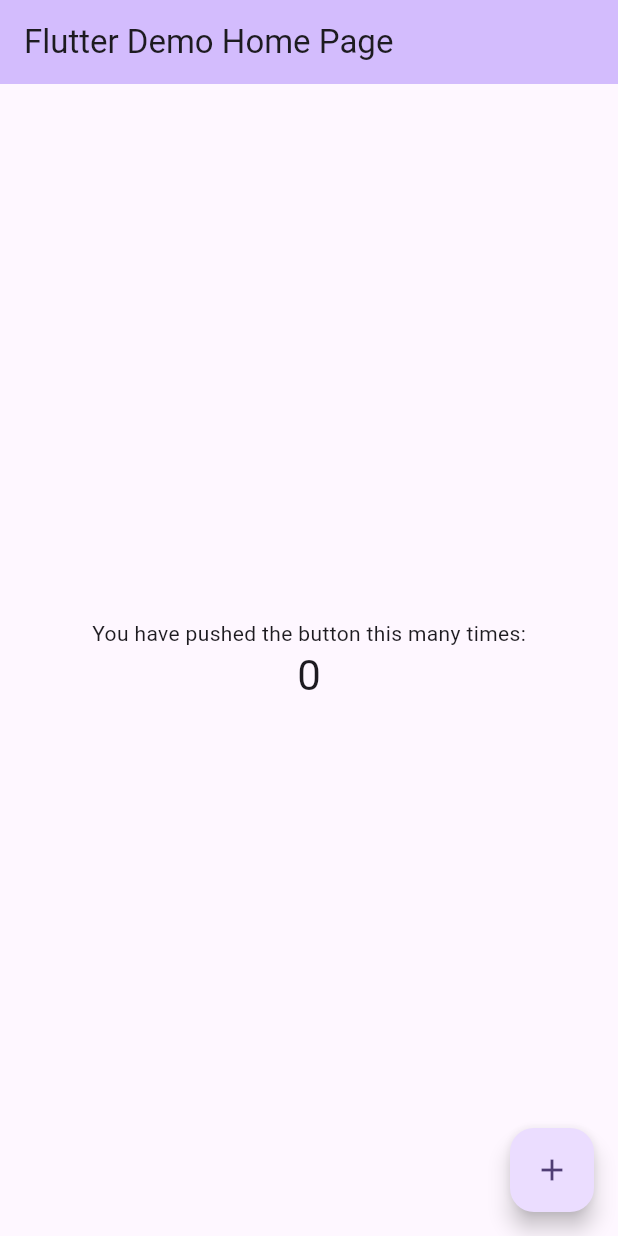
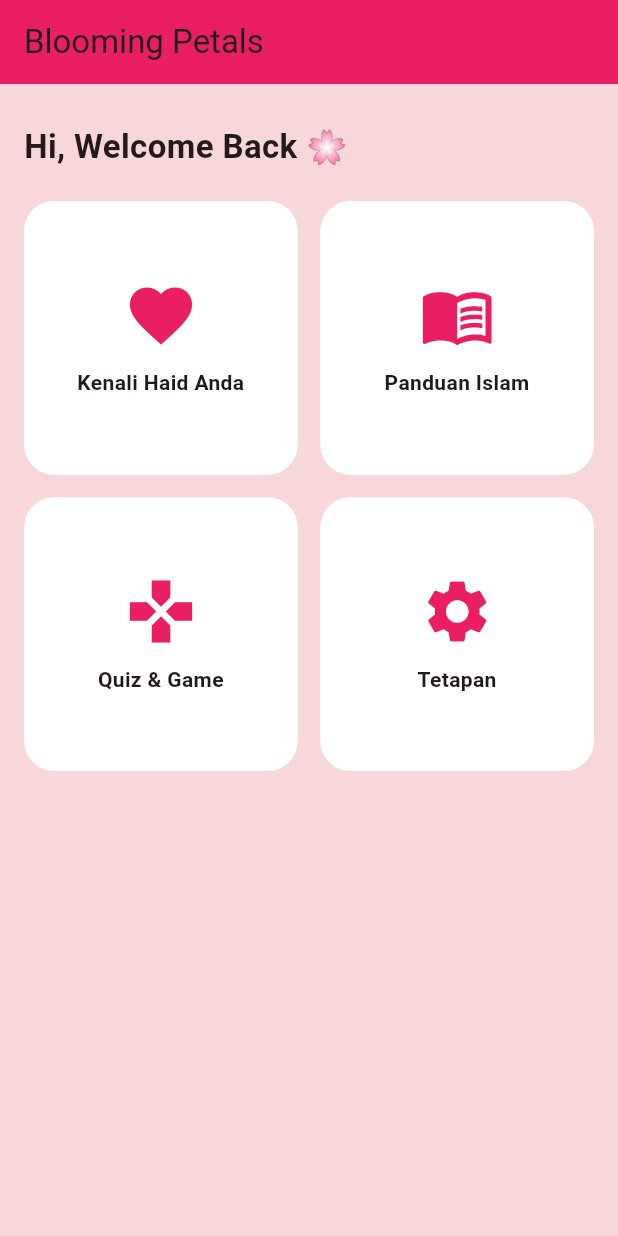
Before and after one commit to Wan-Izzaty/blooming_petal, a Flutter app: the screen it shows after launch, on a phone screen of 412 x 824 dp. Run offline on Flutter 3.47's test engine with Material 3 defaults, Android fonts, the phone set to English and light mode, and no system bars.

Commit message:
main changed

```diff
--- a/lib/main.dart
+++ b/lib/main.dart
@@ -1,123 +1,122 @@
 import 'package:flutter/material.dart';
 
 void main() {
-  runApp(const MyApp());
+  runApp(const BloomingPetalsApp());
 }
 
-class MyApp extends StatelessWidget {
-  const MyApp({super.key});
+class BloomingPetalsApp extends StatelessWidget {
+  const BloomingPetalsApp({super.key});
 
-  // This widget is the root of your application.
   @override
   Widget build(BuildContext context) {
     return MaterialApp(
-      title: 'Flutter Demo',
+      debugShowCheckedModeBanner: false,
+      title: 'Blooming Petals',
       theme: ThemeData(
-        // This is the theme of your application.
-        //
-        // TRY THIS: Try running your application with "flutter run". You'll see
-        // the application has a purple toolbar. Then, without quitting the app,
-        // try changing the seedColor in the colorScheme below to Colors.green
-        // and then invoke "hot reload" (save your changes or press the "hot
-        // reload" button in a Flutter-supported IDE, or press "r" if you used
-        // the command line to start the app).
-        //
-        // Notice that the counter didn't reset back to zero; the application
-        // state is not lost during the reload. To reset the state, use hot
-        // restart instead.
-        //
-        // This works for code too, not just values: Most code changes can be
-        // tested with just a hot reload.
-        colorScheme: .fromSeed(seedColor: Colors.deepPurple),
+        colorScheme: ColorScheme.fromSeed(seedColor: Colors.pink),
       ),
-      home: const MyHomePage(title: 'Flutter Demo Home Page'),
+      home: const HomeScreen(),
     );
   }
 }
 
-class MyHomePage extends StatefulWidget {
-  const MyHomePage({super.key, required this.title});
+class HomeScreen extends StatelessWidget {
+  const HomeScreen({super.key});
 
-  // This widget is the home page of your application. It is stateful, meaning
-  // that it has a State object (defined below) that contains fields that affect
-  // how it looks.
+  Widget menuButton({
+    required IconData icon,
+    required String title,
+    required VoidCallback onTap,
+  }) {
+    return GestureDetector(
+      onTap: onTap,
+      child: Container(
+        decoration: BoxDecoration(
+          color: Colors.white,
+          borderRadius: BorderRadius.circular(20),
+        ),
+        padding: const EdgeInsets.all(16),
 
-  // This class is the configuration for the state. It holds the values (in this
-  // case the title) provided by the parent (in this case the App widget) and
-  // used by the build method of the State. Fields in a Widget subclass are
-  // always marked "final".
+        child: Column(
+          mainAxisAlignment: MainAxisAlignment.center,
+          children: [
+            Icon(icon, size: 50, color: Colors.pink),
 
-  final String title;
+            const SizedBox(height: 10),
 
-  @override
-  State<MyHomePage> createState() => _MyHomePageState();
-}
-
-class _MyHomePageState extends State<MyHomePage> {
-  int _counter = 0;
-
-  void _incrementCounter() {
-    setState(() {
-      // This call to setState tells the Flutter framework that something has
-      // changed in this State, which causes it to rerun the build method below
-      // so that the display can reflect the updated values. If we changed
-      // _counter without calling setState(), then the build method would not be
-      // called again, and so nothing would appear to happen.
-      _counter++;
-    });
+            Text(
+              title,
+              textAlign: TextAlign.center,
+              style: const TextStyle(fontWeight: FontWeight.bold),
+            ),
+          ],
+        ),
+      ),
+    );
   }
 
   @override
   Widget build(BuildContext context) {
-    // This method is rerun every time setState is called, for instance as done
-    // by the _incrementCounter method above.
-    //
-    // The Flutter framework has been optimized to make rerunning build methods
-    // fast, so that you can just rebuild anything that needs updating rather
-    // than having to individually change instances of widgets.
     return Scaffold(
+      backgroundColor: const Color(0xFFF8D7DA),
+
       appBar: AppBar(
-        // TRY THIS: Try changing the color here to a specific color (to
-        // Colors.amber, perhaps?) and trigger a hot reload to see the AppBar
-        // change color while the other colors stay the same.
-        backgroundColor: Theme.of(context).colorScheme.inversePrimary,
-        // Here we take the value from the MyHomePage object that was created by
-        // the App.build method, and use it to set our appbar title.
-        title: Text(widget.title),
+        backgroundColor: Colors.pink,
+        title: const Text("Blooming Petals"),
       ),
-      body: Center(
-        // Center is a layout widget. It takes a single child and positions it
-        // in the middle of the parent.
+
+      body: Padding(
+        padding: const EdgeInsets.all(16),
+
         child: Column(
-          // Column is also a layout widget. It takes a list of children and
-          // arranges them vertically. By default, it sizes itself to fit its
-          // children horizontally, and tries to be as tall as its parent.Z
-          //
-          // Column has various properties to control how it sizes itself and
-          // how it positions its children. Here we use mainAxisAlignment to
-          // center the children vertically; tflutter doctor
-          //he main axis here is the vertical
-          // axis because Columns are vertical (the cross axis would be
-          // horizontal).
-          //
-          // TRY THIS: Invoke "debug painting" (choose the "Toggle Debug Paint"
-          // action in the IDE, or press "p" in the console), to see the
-          // wireframe for each widget.
-          mainAxisAlignment: .center,
+          crossAxisAlignment: CrossAxisAlignment.start,
+
           children: [
-            const Text('You have pushed the button this many times:'),
-            Text(
-              '$_counter',
-              style: Theme.of(context).textTheme.headlineMedium,
+            const SizedBox(height: 10),
+
+            const Text(
+              "Hi, Welcome Back 🌸",
+              style: TextStyle(fontSize: 22, fontWeight: FontWeight.bold),
+            ),
+
+            const SizedBox(height: 20),
+
+            Expanded(
+              child: GridView.count(
+                crossAxisCount: 2,
+                crossAxisSpacing: 15,
+                mainAxisSpacing: 15,
+
+                children: [
+                  menuButton(
+                    icon: Icons.favorite,
+                    title: "Kenali Haid Anda",
+                    onTap: () {},
+                  ),
+
+                  menuButton(
+                    icon: Icons.menu_book,
+                    title: "Panduan Islam",
+                    onTap: () {},
+                  ),
+
+                  menuButton(
+                    icon: Icons.games,
+                    title: "Quiz & Game",
+                    onTap: () {},
+                  ),
+
+                  menuButton(
+                    icon: Icons.settings,
+                    title: "Tetapan",
+                    onTap: () {},
+                  ),
+                ],
+              ),
             ),
           ],
         ),
       ),
-      floatingActionButton: FloatingActionButton(
-        onPressed: _incrementCounter,
-        tooltip: 'Increment',
-        child: const Icon(Icons.add),
-      ),
     );
   }
 }
```
